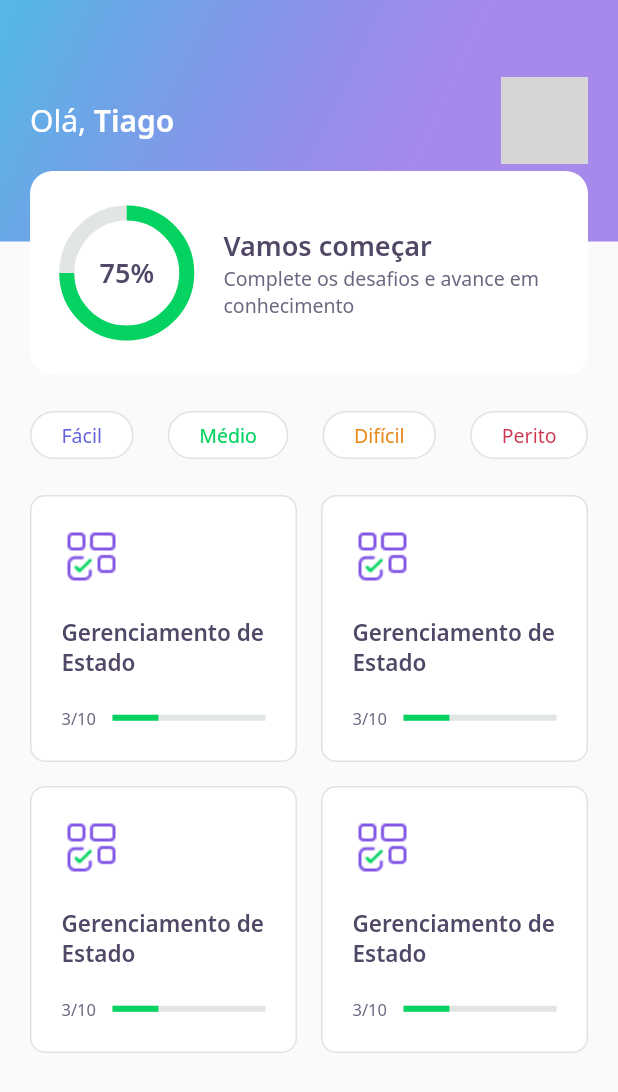
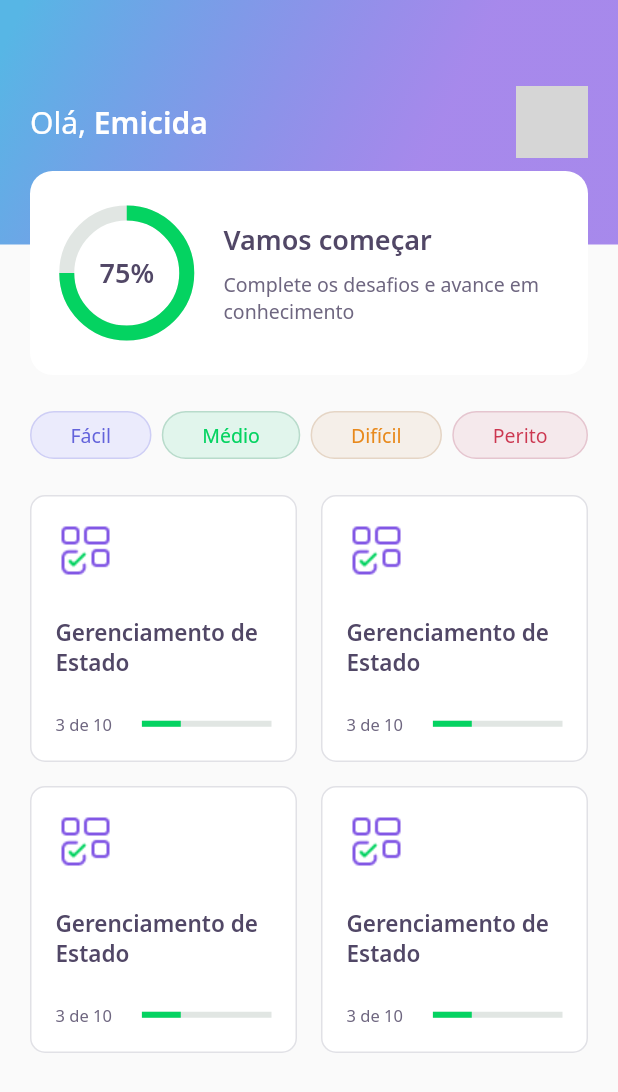
Before and after one commit to joaovvrodrigues/nlw05-trilha-flutter, a Flutter app: the HomePage screen opened directly, on a phone screen of 412 x 824 dp. Shown: the top 1092 px of the screen. Run offline on Flutter 3.47's test engine with Material 2 defaults, Android fonts, the phone set to English and light mode, and no system bars; our stand-ins replace google_fonts; network calls fail; grey boxes are pictures that could not be loaded.

Commit message:
Pequenas Correções (aula 2)

```diff
--- a/lib/core/app_colors.dart
+++ b/lib/core/app_colors.dart
@@ -26,6 +26,11 @@ class AppColors {
   static final Color levelButtonDificil = Color(0xFFF5EFE9);
   static final Color levelButtonPerito = lightRed;
 
+  static final Color levelButtonBorderFacil = Color(0xFFCECEF5);
+  static final Color levelButtonBorderMedio = green;
+  static final Color levelButtonBorderDificil = Color(0xFFE5D5C5);
+  static final Color levelButtonBorderPerito = red;
+
   static final Color levelButtonTextFacil = Color(0xFF6363DB);
   static final Color levelButtonTextMedio = darkGreen;
   static final Color levelButtonTextDificil = Color(0xFFE8891C);
--- a/lib/core/app_widget.dart
+++ b/lib/core/app_widget.dart
@@ -1,4 +1,6 @@
 import 'package:devquiz/challenge/challenge_page.dart';
+import 'package:devquiz/home/home_page.dart';
+import 'package:devquiz/splash/splash_page.dart';
 import 'package:flutter/material.dart';
 
 class AppWidget extends StatelessWidget {
@@ -6,7 +8,7 @@ class AppWidget extends StatelessWidget {
   Widget build(BuildContext context) {
     return MaterialApp(
       title: 'DevQuiz',
-      home: ChallengePage(),
+      home: HomePage(),
     );
   }
 }
--- a/lib/home/home_page.dart
+++ b/lib/home/home_page.dart
@@ -17,21 +17,17 @@ class _HomePageState extends State<HomePage> {
         padding: const EdgeInsets.symmetric(horizontal: 20),
         child: Column(
           children: [
-            SizedBox(
-              height: 24,
-            ),
+            SizedBox(height: 24),
             Row(
               mainAxisAlignment: MainAxisAlignment.spaceBetween,
               children: [
-                LevelButtonWidget.facilButton(),
-                LevelButtonWidget.medioButton(),
-                LevelButtonWidget.dificilButton(),
-                LevelButtonWidget.peritoButton(),
+                LevelButtonWidget(label: 'Fácil'),
+                LevelButtonWidget(label: 'Médio'),
+                LevelButtonWidget(label: 'Difícil'),
+                LevelButtonWidget(label: 'Perito'),
               ],
             ),
-            SizedBox(
-              height: 24,
-            ),
+            SizedBox(height: 24),
             Expanded(
               child: GridView.count(
                 mainAxisSpacing: 16,
--- a/lib/home/widgets/appbar/app_bar_widget.dart
+++ b/lib/home/widgets/appbar/app_bar_widget.dart
@@ -11,7 +11,7 @@ class AppBarWidget extends PreferredSize {
             child: Stack(
               children: [
                 Container(
-                  height: 161,
+                  height: 163,
                   padding: const EdgeInsets.symmetric(horizontal: 20),
                   width: double.maxFinite,
                   decoration: BoxDecoration(
@@ -26,19 +26,19 @@ class AppBarWidget extends PreferredSize {
                             style: AppTextStyles.title,
                             children: [
                               TextSpan(
-                                text: 'Tiago',
+                                text: 'Emicida',
                                 style: AppTextStyles.titleBold,
                               ),
                             ]),
                       ),
                       Container(
-                        width: 58,
-                        height: 58,
+                        width: 48,
+                        height: 48,
                         decoration: BoxDecoration(
                           borderRadius: BorderRadius.circular(10),
                           image: DecorationImage(
                             image: NetworkImage(
-                                'https://styles.redditmedia.com/t5_2b7d7n/styles/profileIcon_ljxy8mzxup361.jpg?width=256&height=256&crop=256:256,smart&s=6de4c1faa82a65b582938e9c7264b88ba45542db'),
+                                'https://yt3.ggpht.com/ytc/AAUvwniYRFlqcpN8Q3r0Oc0BaNzJsqmY0Lt01ucferpVmA=s900-c-k-c0x00ffffff-no-rj'),
                           ),
                         ),
                       ),
--- a/lib/home/widgets/level_button/level_button_widget.dart
+++ b/lib/home/widgets/level_button/level_button_widget.dart
@@ -1,64 +1,52 @@
-import 'package:devquiz/core/core.dart';
+import 'package:devquiz/core/app_colors.dart';
 import 'package:flutter/material.dart';
 import 'package:google_fonts/google_fonts.dart';
 
 class LevelButtonWidget extends StatelessWidget {
   final String label;
-  final Color textColor;
+  LevelButtonWidget({Key? key, required this.label})
+      : assert(['Fácil', 'Médio', 'Difícil', 'Perito'].contains(label)),
+        super(key: key);
 
-  LevelButtonWidget._({required this.label, required this.textColor});
+  final config = {
+    'Fácil': {
+      'color': AppColors.levelButtonFacil,
+      'borderColor': AppColors.levelButtonBorderFacil,
+      'fontColor': AppColors.levelButtonTextFacil,
+    },
+    'Médio': {
+      'color': AppColors.levelButtonMedio,
+      'borderColor': AppColors.levelButtonBorderMedio,
+      'fontColor': AppColors.levelButtonTextMedio,
+    },
+    'Difícil': {
+      'color': AppColors.levelButtonDificil,
+      'borderColor': AppColors.levelButtonBorderDificil,
+      'fontColor': AppColors.levelButtonTextDificil,
+    },
+    'Perito': {
+      'color': AppColors.levelButtonPerito,
+      'borderColor': AppColors.levelButtonBorderPerito,
+      'fontColor': AppColors.levelButtonTextPerito,
+    },
+  };
+
+  Color get color => config[label]!['color']!;
+  Color get borderColor => config[label]!['borderColor']!;
+  Color get fontColor => config[label]!['fontColor']!;
 
   @override
   Widget build(BuildContext context) {
     return Container(
       decoration: BoxDecoration(
-        color: AppColors.white,
-        border: Border.fromBorderSide(
-          BorderSide(color: AppColors.border),
-        ),
-        borderRadius: BorderRadius.circular(28),
-      ),
+          color: color,
+          border: Border.fromBorderSide(BorderSide(color: borderColor)),
+          borderRadius: BorderRadius.circular(28)),
       child: Padding(
-        padding: const EdgeInsets.symmetric(
-          horizontal: 20,
-          vertical: 6,
-        ),
-        child: Text(
-          label,
-          style: GoogleFonts.notoSans(
-            color: textColor,
-            fontSize: 13,
-          ),
-        ),
+        padding: const EdgeInsets.symmetric(horizontal: 26, vertical: 6),
+        child: Text(label,
+            style: GoogleFonts.notoSans(color: fontColor, fontSize: 13)),
       ),
     );
   }
-
-  static LevelButtonWidget facilButton() {
-    return LevelButtonWidget._(
-      label: 'Fácil',
-      textColor: AppColors.levelButtonTextFacil,
-    );
-  }
-
-  static LevelButtonWidget medioButton() {
-    return LevelButtonWidget._(
-      label: 'Médio',
-      textColor: AppColors.levelButtonTextMedio,
-    );
-  }
-
-  static LevelButtonWidget dificilButton() {
-    return LevelButtonWidget._(
-      label: 'Difícil',
-      textColor: AppColors.levelButtonTextDificil,
-    );
-  }
-
-  static LevelButtonWidget peritoButton() {
-    return LevelButtonWidget._(
-      label: 'Perito',
-      textColor: AppColors.levelButtonTextPerito,
-    );
-  }
 }
--- a/lib/home/widgets/quiz_card/quiz_card_widget.dart
+++ b/lib/home/widgets/quiz_card/quiz_card_widget.dart
@@ -6,23 +6,13 @@ class QuizCardWidget extends StatelessWidget {
   @override
   Widget build(BuildContext context) {
     return Container(
+      padding: EdgeInsets.all(16),
       decoration: BoxDecoration(
         color: AppColors.white,
         border: Border.fromBorderSide(
-          BorderSide(
-            color: AppColors.border,
+          BorderSide(color: AppColors.border),
         ),
-        ),
-        borderRadius: BorderRadius.circular(
-          10,
-        ),
-      ),
-      child: Padding(
-        padding: const EdgeInsets.only(
-          bottom: 10,
-          left: 20,
-          right: 20,
-          top: 20,
+        borderRadius: BorderRadius.circular(10),
       ),
       child: Column(
         crossAxisAlignment: CrossAxisAlignment.start,
@@ -32,36 +22,20 @@ class QuizCardWidget extends StatelessWidget {
             width: 40,
             child: Image.asset(AppImages.blocks),
           ),
-            SizedBox(
-              height: 20,
-            ),
-            Text(
-              'Gerenciamento de Estado',
-              style: AppTextStyles.heading15,
-            ),
-            SizedBox(
-              height: 20,
-            ),
+          SizedBox(height: 24),
+          Text('Gerenciamento de Estado', style: AppTextStyles.heading15),
+          SizedBox(height: 24),
           Row(
             children: [
               Expanded(
-                  flex: 1,
-                  child: Text(
-                    '3/10',
-                    style: AppTextStyles.body11,
+                flex: 2,
+                child: Text('3 de 10', style: AppTextStyles.body11),
               ),
-                ),
-                Expanded(
-                  flex: 3,
-                  child: ProgressIndicatorWidget(
-                    value: 0.3,
-                  ),
-                ),
+              Expanded(flex: 3, child: ProgressIndicatorWidget(value: 0.3)),
             ],
           )
         ],
       ),
-      ),
     );
   }
 }
--- a/lib/home/widgets/score_card/score_card_widget.dart
+++ b/lib/home/widgets/score_card/score_card_widget.dart
@@ -30,14 +30,10 @@ class ScoreCardWidget extends StatelessWidget {
                     mainAxisAlignment: MainAxisAlignment.center,
                     crossAxisAlignment: CrossAxisAlignment.start,
                     children: [
-                      Text(
-                        'Vamos começar',
-                        style: AppTextStyles.heading,
-                      ),
-                      Text(
-                        'Complete os desafios e avance em conhecimento',
-                        style: AppTextStyles.body,
-                      ),
+                      Text('Vamos começar', style: AppTextStyles.heading),
+                      SizedBox(height: 8),
+                      Text('Complete os desafios e avance em conhecimento',
+                          style: AppTextStyles.body),
                     ],
                   ),
                 ),
```
Also changed, not shown: lib/challenge/widgets/question_indicator/question_indicator_widget.dart (+4 -14 lines), lib/challenge/widgets/quiz/quiz_widget.dart (+6 -15 lines), 3 other files. Lines whose indentation alone changed are shown as unchanged.
